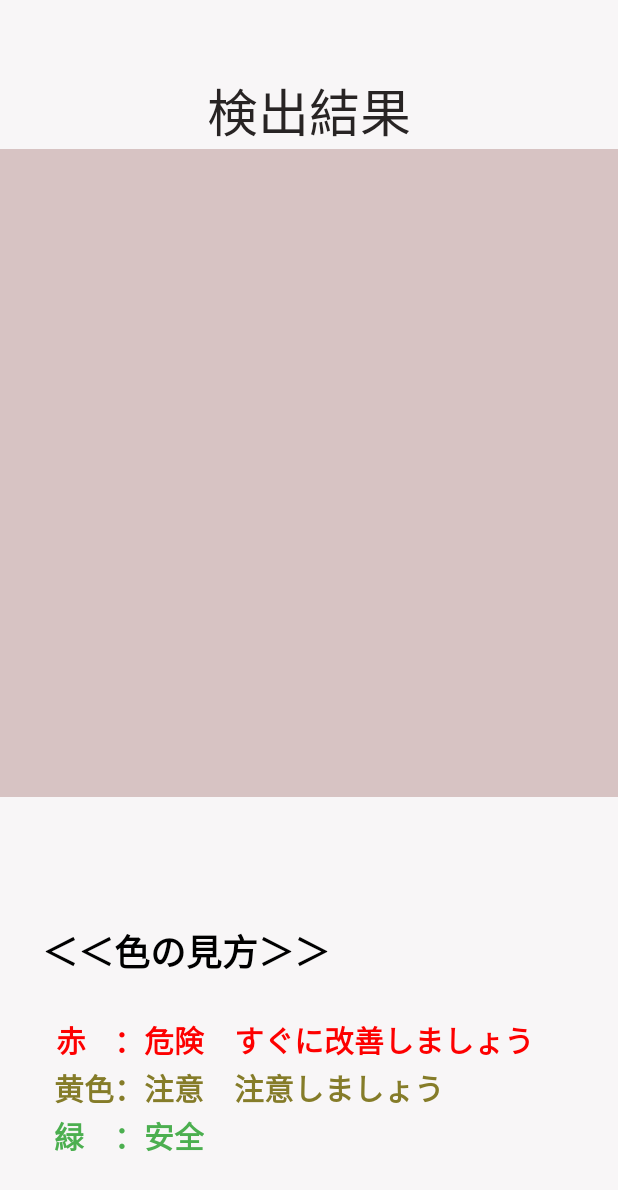
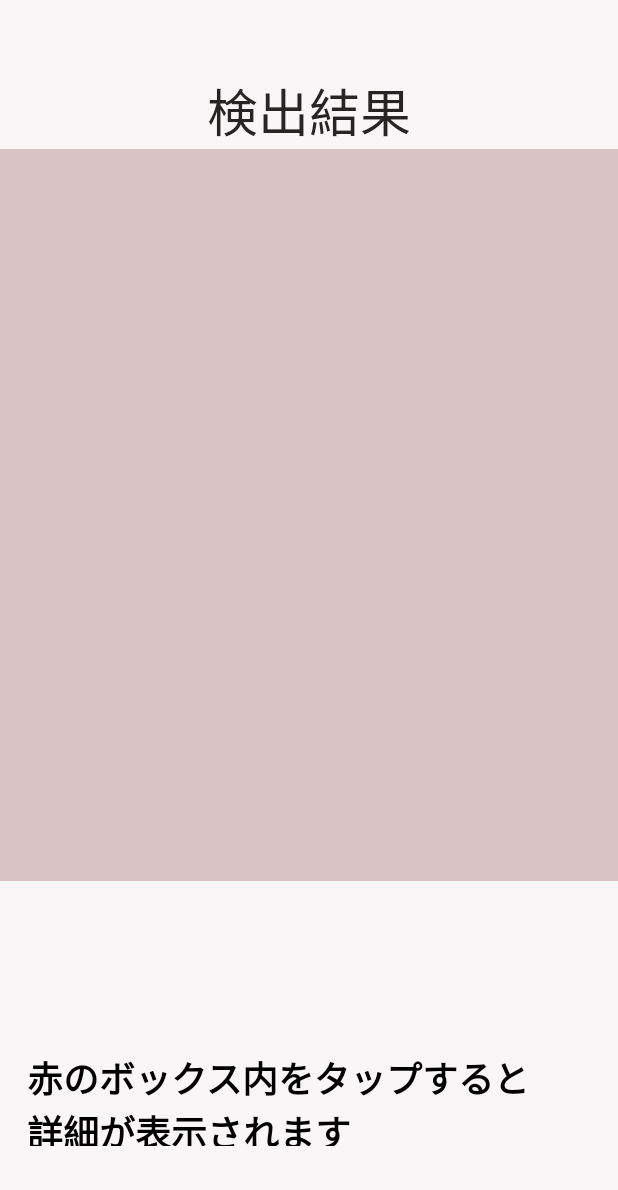
Before and after one commit to hacku2024-fantasticfour/app, an Android app built with Jetpack Compose: the ChildMode screen opened directly, with no data from a screen before it, on a phone screen of 412 x 824 dp. Shown: the top 1190 px of the screen. Run offline under Robolectric (Android 15) with nearby library versions, the phone set to English and light mode, and no system bars.

Commit message:
デバッグ

```diff
--- a/app/src/main/AndroidManifest.xml
+++ b/app/src/main/AndroidManifest.xml
@@ -22,7 +22,9 @@
         android:roundIcon="@mipmap/ic_launcher_round"
         android:supportsRtl="true"
         android:theme="@style/Theme.Huck_app"
-        tools:targetApi="31">
+        tools:targetApi="tiramisu"
+        android:enableOnBackInvokedCallback="true">
+
         <activity
             android:name=".Setting"
             android:exported="false"
--- a/app/src/main/res/layout/activity_child_mode.xml
+++ b/app/src/main/res/layout/activity_child_mode.xml
@@ -14,8 +14,8 @@
 
     <androidx.compose.ui.platform.ComposeView
         android:id="@+id/compose_view"
-        android:layout_width="430dp"
-        android:layout_height="432dp"
+        android:layout_width="437dp"
+        android:layout_height="488dp"
         android:background="#D7C3C3"
         app:layout_constraintBottom_toBottomOf="parent"
         app:layout_constraintEnd_toEndOf="parent"
@@ -37,54 +37,16 @@
 
     <TextView
         android:id="@+id/textView_color"
-        android:layout_width="wrap_content"
-        android:layout_height="wrap_content"
-        android:layout_marginEnd="192dp"
-        android:layout_marginBottom="172dp"
-        android:text="＜＜色の見方＞＞"
+        android:layout_width="342dp"
+        android:layout_height="63dp"
+        android:layout_marginEnd="52dp"
+        android:layout_marginBottom="60dp"
+        android:text="赤のボックス内をタップすると詳細が表示されます"
         android:textColor="#000000"
         android:textSize="24sp"
         android:textStyle="bold"
         app:layout_constraintBottom_toBottomOf="parent"
         app:layout_constraintEnd_toEndOf="parent" />
 
-    <TextView
-        android:id="@+id/textView_yellow"
-        android:layout_width="wrap_content"
-        android:layout_height="wrap_content"
-        android:layout_marginEnd="116dp"
-        android:layout_marginBottom="84dp"
-        android:text="黄色：注意　注意しましょう"
-        android:textColor="#857C29"
-        android:textSize="20sp"
-        android:textStyle="bold"
-        app:layout_constraintBottom_toBottomOf="parent"
-        app:layout_constraintEnd_toEndOf="parent" />
-
-    <TextView
-        android:id="@+id/textView_red"
-        android:layout_width="wrap_content"
-        android:layout_height="wrap_content"
-        android:layout_marginEnd="56dp"
-        android:layout_marginBottom="116dp"
-        android:text="赤    ：危険　すぐに改善しましょう"
-        android:textColor="#FD0000"
-        android:textSize="20sp"
-        android:textStyle="bold"
-        app:layout_constraintBottom_toBottomOf="parent"
-        app:layout_constraintEnd_toEndOf="parent" />
-
-    <TextView
-        android:id="@+id/textView_green"
-        android:layout_width="wrap_content"
-        android:layout_height="wrap_content"
-        android:layout_marginEnd="276dp"
-        android:layout_marginBottom="52dp"
-        android:text="緑　：安全"
-        android:textColor="#4CAF50"
-        android:textSize="20sp"
-        android:textStyle="bold"
-        app:layout_constraintBottom_toBottomOf="parent"
-        app:layout_constraintEnd_toEndOf="parent" />
 
 </androidx.constraintlayout.widget.ConstraintLayout>
--- a/app/src/main/res/layout/activity_explaintext.xml
+++ b/app/src/main/res/layout/activity_explaintext.xml
@@ -5,7 +5,6 @@
     android:id="@+id/main"
     android:layout_width="match_parent"
     android:layout_height="match_parent"
-    android:background="?attr/colorBackground"
     tools:context=".ExplaintextActivity">
 
     <!-- ScrollViewでスクロール可能にする -->
@@ -23,6 +22,7 @@
         <androidx.constraintlayout.widget.ConstraintLayout
             android:layout_width="match_parent"
             android:layout_height="wrap_content"
+            android:background="#D9C8C8"
             android:padding="16dp">
 
 
```
Also changed, not shown: app/src/main/java/com/example/huck_app/VideoMode.kt (+42 -64 lines), app/src/main/java/com/example/huck_app/ChildMode.kt (line endings or trailing spaces).
